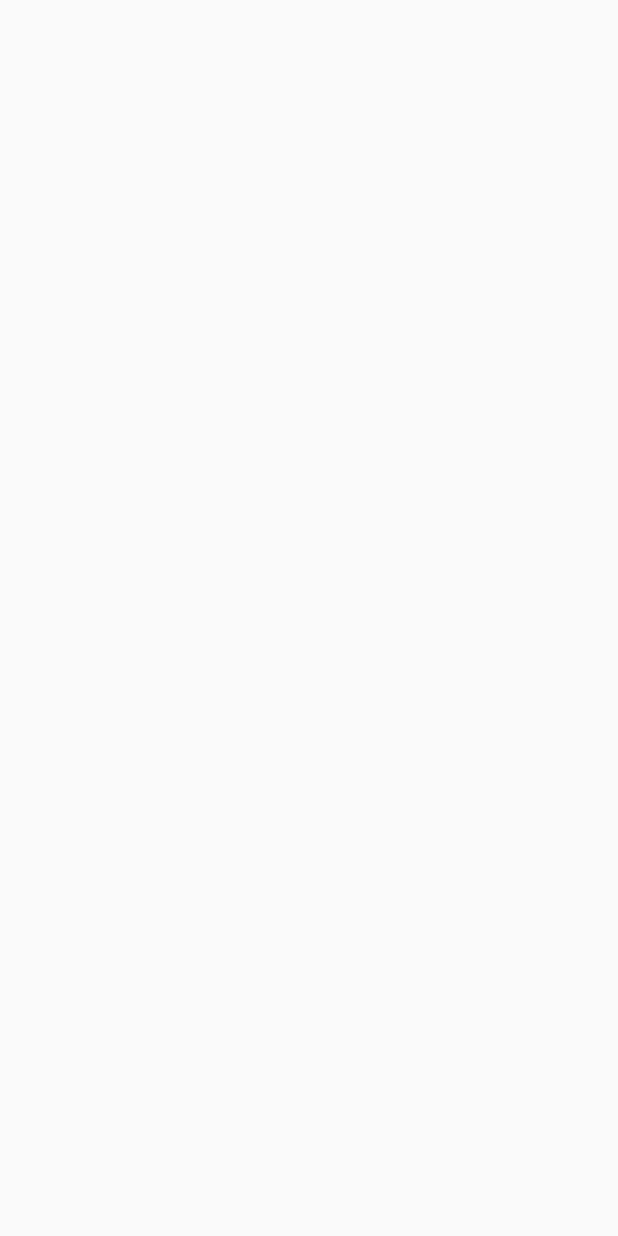
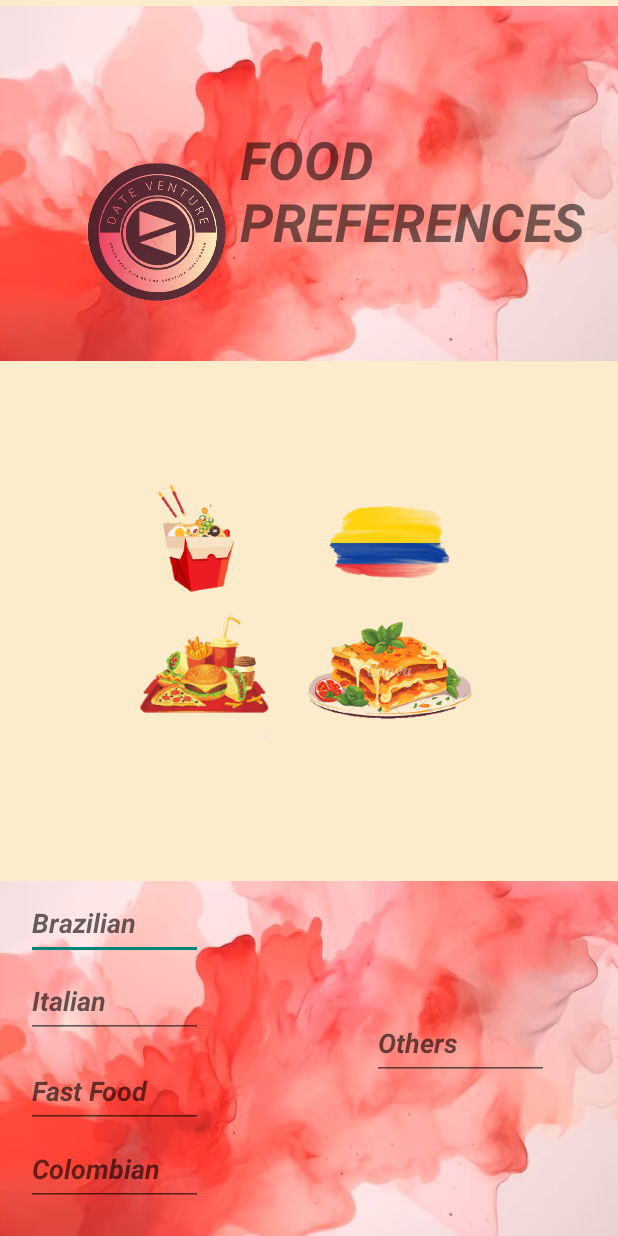
Before and after one commit to Roxxiebstar/APP_DateVenture, an Android app: the RestaurantsHoj screen opened directly, with no data from a screen before it, on a phone screen of 412 x 824 dp. Before the commit the screen is empty. Run offline under Robolectric (Android 15) with nearby library versions, the phone set to English and light mode, and no system bars.

Commit message:
Restauran xml hecho, falta modificar algunas cosas de strings y que el boton restaurantes llegue perfecto a esta pantalla.

```diff
--- a/DateVenture/app/src/main/java/com/example/dateventure/Cuestionario.kt
+++ b/DateVenture/app/src/main/java/com/example/dateventure/Cuestionario.kt
@@ -12,5 +12,9 @@ class Cuestionario : AppCompatActivity() {
         super.onCreate(savedInstanceState)
         setContentView(R.layout.cuestionario)
         // Aquí podemos empezar la logica:)
+        fun preferenciaRestaurant(view : View) { //se ha creado esta funcion del boton questionario, para que pueda ir de fragment_home a questionarioxml
+            val intent= Intent(this, RestaurantsHoj::class.java).apply {}
+            startActivity(intent)
+        }
     }
 }
--- a/DateVenture/app/src/main/java/com/example/dateventure/MainActivity.kt
+++ b/DateVenture/app/src/main/java/com/example/dateventure/MainActivity.kt
@@ -49,10 +49,6 @@ class MainActivity : AppCompatActivity() {
         val intent=Intent(this, Cuestionario::class.java).apply {}
         startActivity(intent)
     }
-    fun preferenciaRestaurant(view : View) { //se ha creado esta funcion del boton questionario, para que pueda ir de fragment_home a questionarioxml
-        val intent= Intent(this, RestaurantsHoj::class.java).apply {}
-        startActivity(intent)
-    }
 
     override fun onCreateOptionsMenu(menu: Menu): Boolean {
         // Inflate the menu; this adds items to the action bar if it is present.
--- a/DateVenture/app/src/main/res/layout/restaurants_hoj.xml
+++ b/DateVenture/app/src/main/res/layout/restaurants_hoj.xml
@@ -1,6 +1,143 @@
 <?xml version="1.0" encoding="utf-8"?>
 <androidx.constraintlayout.widget.ConstraintLayout xmlns:android="http://schemas.android.com/apk/res/android"
+    xmlns:app="http://schemas.android.com/apk/res-auto"
+    xmlns:tools="http://schemas.android.com/tools"
+    android:id="@+id/howCompleteQuestions"
     android:layout_width="match_parent"
-    android:layout_height="match_parent">
+    android:layout_height="match_parent"
+    android:background="#FCECCC"
+    android:contentDescription="@string/imagen_para_fondo"
+    tools:context=".MainActivity">
+
+    <ImageView
+        android:id="@+id/acuarela1arriba"
+        android:layout_width="500dp"
+        android:layout_height="wrap_content"
+        android:layout_marginTop="4dp"
+        android:contentDescription="@string/imagen_acuarela"
+        android:src="@mipmap/acuarelaimage"
+        app:layout_constraintEnd_toEndOf="parent"
+        app:layout_constraintHorizontal_bias="0.505"
+        app:layout_constraintStart_toStartOf="parent"
+        app:layout_constraintTop_toTopOf="parent" />
+
+    <ImageView
+        android:id="@+id/acuarela2abajo"
+        android:layout_width="500dp"
+        android:layout_height="wrap_content"
+        android:contentDescription="@string/imagen_acuarela2"
+        android:src="@mipmap/acuarelaimage"
+        app:layout_constraintBottom_toBottomOf="parent"
+        app:layout_constraintEnd_toEndOf="parent"
+        app:layout_constraintStart_toStartOf="parent"
+        app:layout_constraintTop_toBottomOf="@id/acuarela1arriba"
+        app:layout_constraintVertical_bias="1.0"
+        app:layout_constraintVertical_weight="0.606" />
+
+    <ImageView
+        android:id="@+id/logoDateVenture"
+        android:layout_width="212dp"
+        android:layout_height="188dp"
+        app:layout_constraintBottom_toBottomOf="parent"
+        app:layout_constraintEnd_toEndOf="parent"
+        app:layout_constraintHorizontal_bias="0.0"
+        app:layout_constraintStart_toStartOf="parent"
+        app:layout_constraintTop_toTopOf="parent"
+        app:layout_constraintVertical_bias="0.097"
+        app:srcCompat="@mipmap/logodateadventure" />
+
+    <ImageView
+        android:id="@+id/imageComida"
+        android:layout_width="402dp"
+        android:layout_height="769dp"
+        app:layout_constraintBottom_toBottomOf="@+id/acuarela2abajo"
+        app:layout_constraintEnd_toEndOf="parent"
+        app:layout_constraintHorizontal_bias="0.0"
+        app:layout_constraintStart_toStartOf="parent"
+        app:layout_constraintTop_toTopOf="parent"
+        app:layout_constraintVertical_bias="0.496"
+        app:srcCompat="@mipmap/comidasimages" />
+
+
+    <TextView
+        android:id="@+id/textView2"
+        android:layout_width="306dp"
+        android:layout_height="120dp"
+        android:layout_marginStart="160dp"
+        android:text="FOOD PREFERENCES"
+        android:textSize="35dp"
+        android:textStyle="bold|italic"
+        app:layout_constraintBottom_toBottomOf="@+id/acuarela1arriba"
+        app:layout_constraintStart_toStartOf="parent"
+        app:layout_constraintTop_toTopOf="parent"
+        app:layout_constraintVertical_bias="0.686" />
+
+    <com.google.android.material.textfield.TextInputLayout
+        android:id="@+id/textInputLayout"
+        android:layout_width="121dp"
+        android:layout_height="wrap_content"
+        app:layout_constraintBottom_toBottomOf="@+id/imageComida"
+        app:layout_constraintEnd_toEndOf="parent"
+        app:layout_constraintStart_toStartOf="parent"
+        app:layout_constraintTop_toTopOf="@+id/acuarela2abajo">
+
+    </com.google.android.material.textfield.TextInputLayout>
+
+    <com.google.android.material.textfield.TextInputEditText
+        android:layout_width="118dp"
+        android:layout_height="49dp"
+        android:layout_marginBottom="184dp"
+        android:hint="Brazilian"
+        android:textStyle="bold|italic"
+        app:layout_constraintBottom_toBottomOf="parent"
+        app:layout_constraintEnd_toEndOf="parent"
+        app:layout_constraintHorizontal_bias="0.058"
+        app:layout_constraintStart_toStartOf="parent" />
+
+    <com.google.android.material.textfield.TextInputEditText
+        android:layout_width="118dp"
+        android:layout_height="49dp"
+        android:layout_marginBottom="132dp"
+        android:hint="Italian"
+        android:textStyle="bold|italic"
+        app:layout_constraintBottom_toBottomOf="parent"
+        app:layout_constraintEnd_toEndOf="parent"
+        app:layout_constraintHorizontal_bias="0.058"
+        app:layout_constraintStart_toStartOf="parent" />
+
+    <com.google.android.material.textfield.TextInputEditText
+        android:layout_width="118dp"
+        android:layout_height="49dp"
+        android:layout_marginBottom="72dp"
+        android:hint="Fast Food"
+        android:textStyle="bold|italic"
+        app:layout_constraintBottom_toBottomOf="parent"
+        app:layout_constraintEnd_toEndOf="parent"
+        app:layout_constraintHorizontal_bias="0.058"
+        app:layout_constraintStart_toStartOf="parent" />
+
+    <com.google.android.material.textfield.TextInputEditText
+        android:layout_width="118dp"
+        android:layout_height="49dp"
+        android:layout_marginBottom="20dp"
+        android:hint="Colombian"
+        android:textStyle="bold|italic"
+        app:layout_constraintBottom_toBottomOf="parent"
+        app:layout_constraintEnd_toEndOf="parent"
+        app:layout_constraintHorizontal_bias="0.058"
+        app:layout_constraintStart_toStartOf="parent" />
+
+    <com.google.android.material.textfield.TextInputEditText
+        android:layout_width="118dp"
+        android:layout_height="49dp"
+        android:layout_marginBottom="104dp"
+        android:hint="Others"
+        android:textStyle="bold|italic"
+        app:layout_constraintBottom_toBottomOf="parent"
+        app:layout_constraintEnd_toEndOf="parent"
+        app:layout_constraintHorizontal_bias="0.843"
+        app:layout_constraintStart_toStartOf="parent" />
+
+
 
 </androidx.constraintlayout.widget.ConstraintLayout>
```
Also changed, not shown: DateVenture/app/src/main/res/mipmap-hdpi/comidasimages.png (added).
